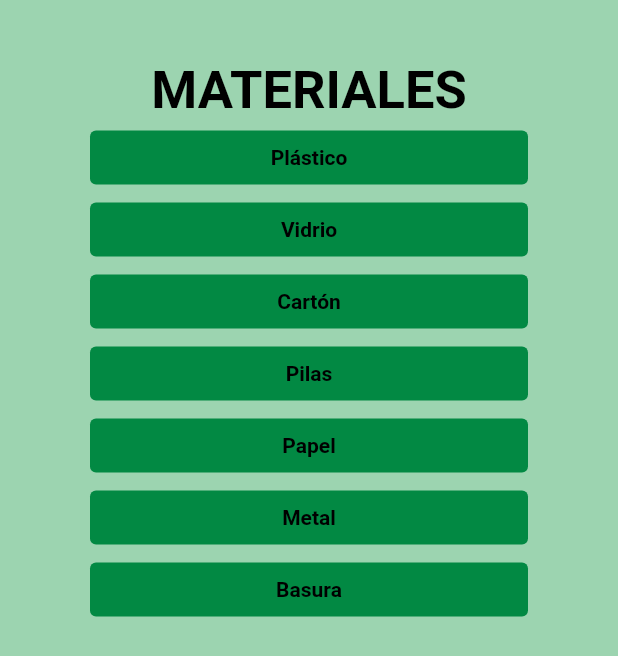
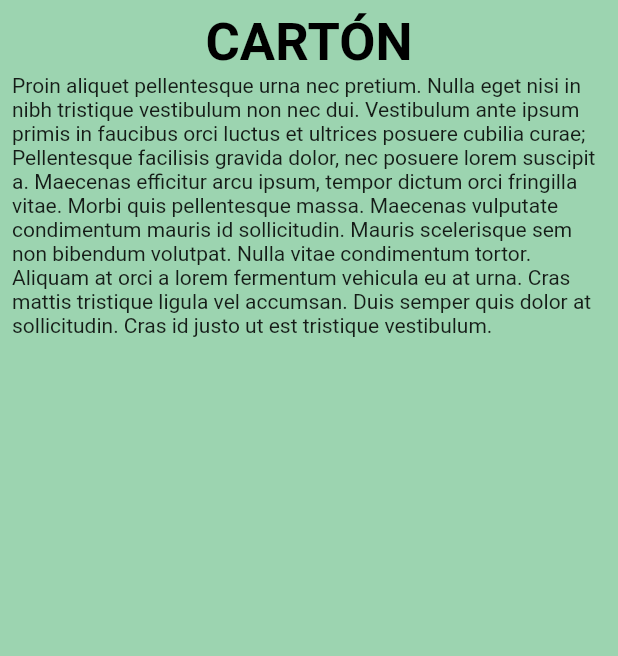
Before and after one commit to tpp-guille-santi/recisnap-mobile-app, a Flutter app: the MaterialsCatalogue screen opened directly, after a tap on "Cartón", on a phone screen of 412 x 824 dp. Shown: the top 656 px of the screen. Run offline on Flutter 3.47's test engine with Material 2 defaults, Android fonts, the phone set to English and light mode, and no system bars; our stand-ins replace camera; network calls fail.

Commit message:
Cambios
* Renombrados archivos y widgets
* Agregada pantalla de info

```diff
--- a/lib/consts.dart
+++ b/lib/consts.dart
@@ -2,3 +2,17 @@ import 'package:flutter/material.dart';
 
 const LIGHT_GREEN_COLOR = Color(0xFF9CD4B0);
 const DARK_GREEN_COLOR = Color(0xFF028943);
+const TEXT_TITLE_THEME =
+    TextStyle(color: Colors.black, fontWeight: FontWeight.bold, fontSize: 35.0);
+
+const String PLASTIC_INFORMATION =
+    'Lorem ipsum dolor sit amet, consectetur adipiscing elit. Vestibulum eget nunc nec neque commodo auctor non eu lacus. Vestibulum facilisis nulla non ligula vestibulum dignissim. Curabitur tortor ligula, maximus nec fermentum ac, tristique vitae arcu. In hac habitasse platea dictumst. Vivamus id libero sem. Sed posuere elementum congue. Nullam eget vehicula metus, non rhoncus ex. Pellentesque cursus velit in lorem tincidunt finibus. Ut malesuada tortor risus, at scelerisque ante maximus quis. Sed id libero vel orci lobortis dictum. Phasellus varius tincidunt sapien. Fusce fermentum lectus vulputate ex finibus, eu pharetra urna scelerisque. Sed finibus diam in neque dignissim sagittis vel ac neque.';
+const String GLASS_INFORMATION =
+    'Aenean venenatis convallis erat. Suspendisse semper ipsum vulputate mauris tristique sodales. Etiam sed condimentum arcu. Vivamus facilisis leo at sem fringilla, nec ultricies lorem facilisis. Praesent sed justo magna. Proin scelerisque eros ac dapibus elementum. Sed vitae pretium metus, at molestie metus. Duis sapien velit, malesuada vel semper eu, dignissim quis enim. Fusce luctus rhoncus augue ac luctus. Donec blandit orci maximus mauris aliquet, eu congue urna facilisis. Donec vitae magna ante. Praesent pharetra elit quis magna tempus cursus. Nam elementum arcu eget nunc luctus, et ultrices massa posuere.';
+const String CARDBOARD_INFORMATION =
+    'Proin aliquet pellentesque urna nec pretium. Nulla eget nisi in nibh tristique vestibulum non nec dui. Vestibulum ante ipsum primis in faucibus orci luctus et ultrices posuere cubilia curae; Pellentesque facilisis gravida dolor, nec posuere lorem suscipit a. Maecenas efficitur arcu ipsum, tempor dictum orci fringilla vitae. Morbi quis pellentesque massa. Maecenas vulputate condimentum mauris id sollicitudin. Mauris scelerisque sem non bibendum volutpat. Nulla vitae condimentum tortor. Aliquam at orci a lorem fermentum vehicula eu at urna. Cras mattis tristique ligula vel accumsan. Duis semper quis dolor at sollicitudin. Cras id justo ut est tristique vestibulum.';
+const String BATTERIES_INFORMATION =
+    'Suspendisse felis velit, fermentum vel urna consequat, aliquet tempus mauris. Etiam ultrices luctus diam, at vestibulum justo. Vivamus laoreet non ex quis tincidunt. Integer molestie lacus quis nibh ultrices pretium. Ut dui enim, porta a sem a, facilisis imperdiet urna. Nam efficitur vestibulum lacus vel mattis. Aenean eu urna eu erat imperdiet consectetur vitae eget metus. Sed fringilla diam fringilla est egestas faucibus sit amet sit amet neque. Nunc ac erat nec orci congue consectetur. Morbi sit amet purus et elit eleifend elementum.';
+const String PAPER_INFORMATION = '';
+const String METAL_INFORMATION = '';
+const String WASTE_INFORMATION = '';
--- a/lib/screens/homepage.dart
+++ b/lib/screens/homepageScreen.dart
@@ -1,7 +1,7 @@
 import 'package:flutter/material.dart';
 import 'package:recyclingapp/consts.dart';
-import 'package:recyclingapp/screens/camera.dart';
-import 'package:recyclingapp/screens/materialsCatalogue.dart';
+import 'package:recyclingapp/screens/cameraScreen.dart';
+import 'package:recyclingapp/screens/materialsCatalogueScreen.dart';
 import 'package:recyclingapp/widgets/homepagebutton.dart';
 
 class Homepage extends StatelessWidget {
--- /dev/null
+++ b/lib/screens/materialInfoScreen.dart
@@ -0,0 +1,34 @@
+import 'package:flutter/material.dart';
+import 'package:recyclingapp/consts.dart';
+
+class MaterialInformationScreen extends StatelessWidget {
+  final String title;
+  final String body;
+
+  MaterialInformationScreen({required this.title, required this.body});
+
+  @override
+  Widget build(BuildContext context) {
+    return Scaffold(
+      backgroundColor: LIGHT_GREEN_COLOR,
+      body: Padding(
+        padding: const EdgeInsets.all(8.0),
+        child: Container(
+          child: Column(
+            children: [
+              Text(
+                title,
+                style: TEXT_TITLE_THEME,
+              ),
+              Expanded(
+                child: SingleChildScrollView(
+                  child: Text(body),
+                ),
+              )
+            ],
+          ),
+        ),
+      ),
+    );
+  }
+}
--- a/lib/screens/materialsCatalogue.dart
+++ b/lib/screens/materialsCatalogueScreen.dart
@@ -1,5 +1,6 @@
 import 'package:flutter/material.dart';
 import 'package:recyclingapp/consts.dart';
+import 'package:recyclingapp/screens/materialInfoScreen.dart';
 import 'package:recyclingapp/widgets/homepagebutton.dart';
 import 'package:recyclingapp/widgets/recyclingMaterialButton.dart';
 
@@ -18,41 +19,54 @@ class MaterialsCatalogue extends StatelessWidget {
           children: [
             Text(
               'MATERIALES',
-              style: TextStyle(
-                  color: Colors.black,
-                  fontWeight: FontWeight.bold,
-                  fontSize: 35.0),
+              style: TEXT_TITLE_THEME,
             ),
             Expanded(
               child: ListView(
                 children: [
                   RecyclingMaterialButton(
                     buttonText: 'Plástico',
-                    onPress: () {},
+                    onPress: () {
+                      Navigator.pushNamed(context, '/plasticInformationScreen');
+                    },
                   ),
                   RecyclingMaterialButton(
                     buttonText: 'Vidrio',
-                    onPress: () {},
+                    onPress: () {
+                      Navigator.pushNamed(context, '/glassInformationScreen');
+                    },
                   ),
                   RecyclingMaterialButton(
                     buttonText: 'Cartón',
-                    onPress: () {},
+                    onPress: () {
+                      Navigator.pushNamed(
+                          context, '/cardboardInformationScreen');
+                    },
                   ),
                   RecyclingMaterialButton(
                     buttonText: 'Pilas',
-                    onPress: () {},
+                    onPress: () {
+                      Navigator.pushNamed(
+                          context, '/batteriesInformationScreen');
+                    },
                   ),
                   RecyclingMaterialButton(
                     buttonText: 'Papel',
-                    onPress: () {},
+                    onPress: () {
+                      Navigator.pushNamed(context, '/paperInformationScreen');
+                    },
                   ),
                   RecyclingMaterialButton(
                     buttonText: 'Metal',
-                    onPress: () {},
+                    onPress: () {
+                      Navigator.pushNamed(context, '/metalInformationScreen');
+                    },
                   ),
                   RecyclingMaterialButton(
                     buttonText: 'Basura',
-                    onPress: () {},
+                    onPress: () {
+                      Navigator.pushNamed(context, '/wasteInformationScreen');
+                    },
                   ),
                 ],
               ),
```
Also changed, not shown: lib/main.dart (+40 -1 lines), lib/screens/cameraScreen.dart (renamed from lib/screens/camera.dart).
